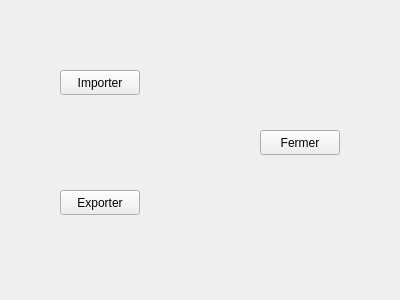
First picture: the form in CDAA-R/IHM/ui_savegestioncontact.ui, repository samlach2222/ProjetCDAA-R, before the edit.
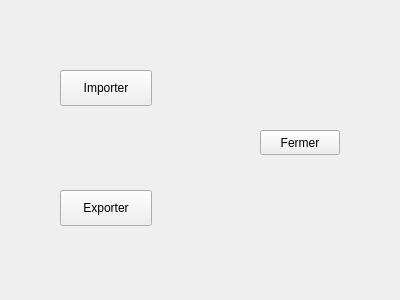
Second picture: the form after the edit. Icons and pictures are not drawn.

What changed in the file:
```diff
--- a/CDAA-R/IHM/ui_savegestioncontact.ui
+++ b/CDAA-R/IHM/ui_savegestioncontact.ui
@@ -25,26 +25,46 @@
     <rect>
      <x>60</x>
      <y>190</y>
-     <width>80</width>
-     <height>25</height>
+     <width>92</width>
+     <height>36</height>
     </rect>
    </property>
    <property name="text">
     <string>Exporter</string>
    </property>
+   <property name="icon">
+    <iconset resource="../ressources.qrc">
+     <normaloff>:/Ressources/Icons/Exporter.png</normaloff>:/Ressources/Icons/Exporter.png</iconset>
+   </property>
+   <property name="iconSize">
+    <size>
+     <width>30</width>
+     <height>30</height>
+    </size>
+   </property>
   </widget>
   <widget class="QPushButton" name="pushButton_2">
    <property name="geometry">
     <rect>
      <x>60</x>
      <y>70</y>
-     <width>80</width>
-     <height>25</height>
+     <width>92</width>
+     <height>36</height>
     </rect>
    </property>
    <property name="text">
     <string>Importer</string>
    </property>
+   <property name="icon">
+    <iconset resource="../ressources.qrc">
+     <normaloff>:/Ressources/Icons/Importer.png</normaloff>:/Ressources/Icons/Importer.png</iconset>
+   </property>
+   <property name="iconSize">
+    <size>
+     <width>30</width>
+     <height>30</height>
+    </size>
+   </property>
   </widget>
   <widget class="QPushButton" name="pushButton_3">
    <property name="geometry">
```
Left out of the diff: 15 changed lines with no effect on the pictures.
